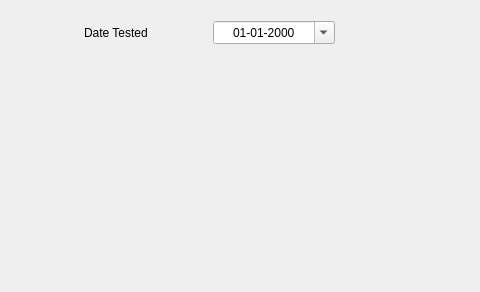
gagabon501/cs106-2, file MyCovidRecord/uploadrat.ui: the form before one commit; both pictures show x 136 to 616 and y 0 to 292 of the 753 by 292 pixel window.
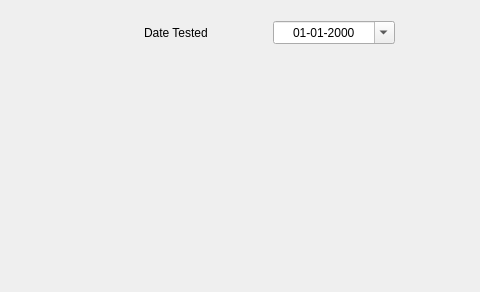
The form after the commit. Icons and pictures are not drawn.

Patch:
```diff
--- a/MyCovidRecord/uploadrat.ui
+++ b/MyCovidRecord/uploadrat.ui
@@ -37,7 +37,7 @@
     <rect>
      <x>10</x>
      <y>10</y>
-     <width>171</width>
+     <width>221</width>
      <height>221</height>
     </rect>
    </property>
@@ -51,10 +51,10 @@
     <bool>true</bool>
    </property>
   </widget>
-  <widget class="QWidget" name="">
+  <widget class="QWidget" name="layoutWidget">
    <property name="geometry">
     <rect>
-     <x>220</x>
+     <x>280</x>
      <y>20</y>
      <width>251</width>
      <height>26</height>
```
Left out of the diff: 4 changed lines with no effect on the pictures.
